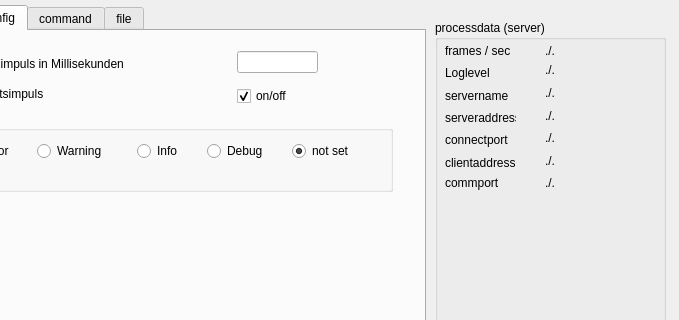
Above: client/dashtest.ui from JokeMS61/bezel before the change; both pictures show x 155 to 834 and y 0 to 320 of the 834 by 409 pixel window. Below: the same form after it.
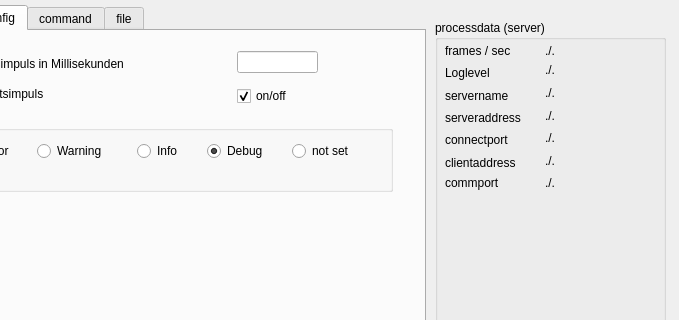
That is the form after the change. The open tabs and pages were chosen to show the change.

```diff
--- a/client/dashtest.ui
+++ b/client/dashtest.ui
@@ -1285,6 +1285,9 @@
        <property name="text">
         <string>Info</string>
        </property>
+       <property name="checked">
+        <bool>false</bool>
+       </property>
       </widget>
       <widget class="QRadioButton" name="rbn_loglevel_debug">
        <property name="geometry">
@@ -1298,6 +1301,9 @@
        <property name="text">
         <string>Debug</string>
        </property>
+       <property name="checked">
+        <bool>true</bool>
+       </property>
       </widget>
       <widget class="QRadioButton" name="rbn_loglevel_critical">
        <property name="geometry">
@@ -1325,7 +1331,7 @@
         <string>not set</string>
        </property>
        <property name="checked">
-        <bool>true</bool>
+        <bool>false</bool>
        </property>
       </widget>
      </widget>
@@ -1608,7 +1614,7 @@
       <rect>
        <x>10</x>
        <y>90</y>
-       <width>71</width>
+       <width>91</width>
        <height>16</height>
       </rect>
      </property>
@@ -1647,7 +1653,7 @@
       <rect>
        <x>110</x>
        <y>110</y>
-       <width>46</width>
+       <width>111</width>
        <height>16</height>
       </rect>
      </property>
@@ -1673,7 +1679,7 @@
       <rect>
        <x>110</x>
        <y>130</y>
-       <width>46</width>
+       <width>111</width>
        <height>21</height>
       </rect>
      </property>
```
Left out of the diff: 2 changed lines with no effect on the pictures.
